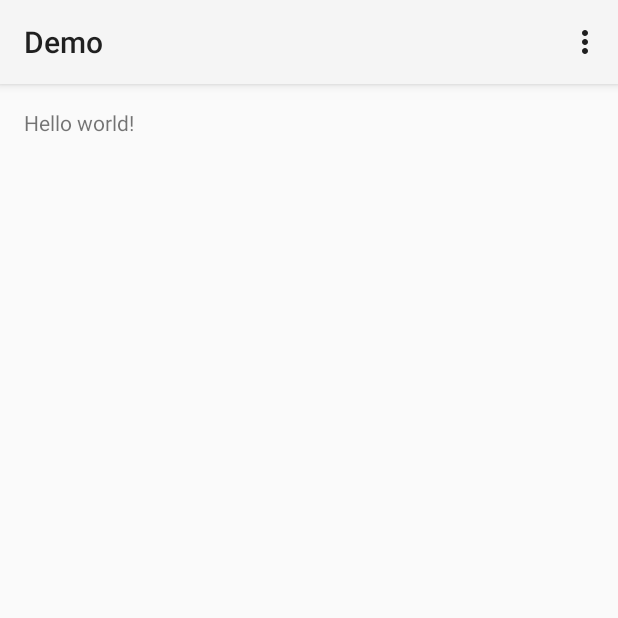
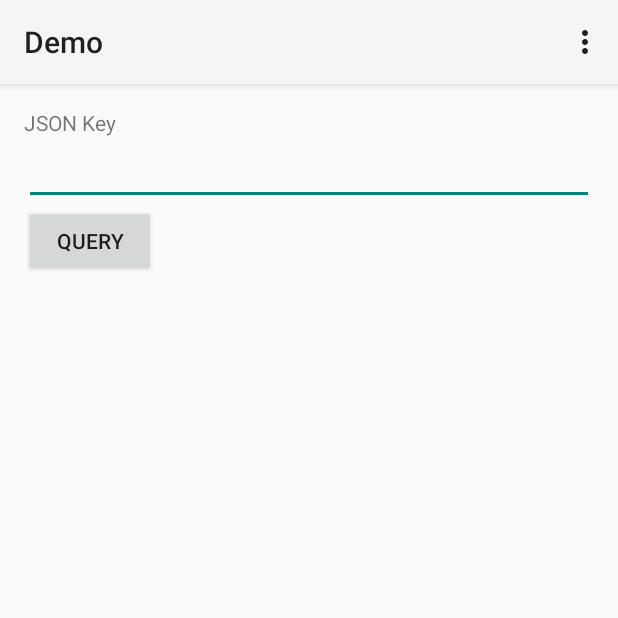
Before and after one commit to okode/robovm-ios-android, an Android app: the screen it shows after launch (MainActivity), on a phone screen of 412 x 824 dp, the top half of it. Run offline under Robolectric (Android 15) with nearby library versions, the phone set to English and light mode, and no system bars.

Commit message:
Implemented Android UI / iOS UI with same Java business logic

```diff
--- a/android/src/main/java/com/okode/demo/MainActivity.java
+++ b/android/src/main/java/com/okode/demo/MainActivity.java
@@ -4,8 +4,12 @@ import android.app.Activity;
 import android.os.Bundle;
 import android.view.Menu;
 import android.view.MenuItem;
+import android.view.View;
+import android.widget.EditText;
+import android.widget.TextView;
 
 import com.okode.demo.common.Common;
+import com.okode.demo.common.Data;
 
 public class MainActivity extends Activity {
 
@@ -30,4 +34,11 @@ public class MainActivity extends Activity {
         }
         return super.onOptionsItemSelected(item);
     }
+
+    public void btnQueryOnClick(View view) {
+        EditText keyView = (EditText) findViewById(R.id.txtKey);
+        TextView valueView = (TextView) findViewById(R.id.txtValue);
+        String value = Common.getValueFromJson(Data.JSON, keyView.getText().toString());
+        valueView.setText(value);
+    }
 }
--- a/android/src/main/res/layout/activity_main.xml
+++ b/android/src/main/res/layout/activity_main.xml
@@ -5,7 +5,25 @@
     android:paddingTop="@dimen/activity_vertical_margin"
     android:paddingBottom="@dimen/activity_vertical_margin" tools:context=".MainActivity">
 
-    <TextView android:text="@string/hello_world" android:layout_width="wrap_content"
-        android:layout_height="wrap_content" />
+    <TextView android:text="@string/json_key" android:layout_width="wrap_content"
+        android:layout_height="wrap_content"
+        android:id="@+id/txtValue" />
+
+    <EditText
+        android:layout_width="wrap_content"
+        android:layout_height="wrap_content"
+        android:id="@+id/txtKey"
+        android:layout_below="@+id/txtValue"
+        android:layout_alignParentStart="true"
+        android:layout_alignParentEnd="true" />
+
+    <Button
+        android:layout_width="wrap_content"
+        android:layout_height="wrap_content"
+        android:text="Query"
+        android:id="@+id/btnQuery"
+        android:layout_below="@+id/txtKey"
+        android:layout_alignParentStart="true"
+        android:onClick="btnQueryOnClick" />
 
 </RelativeLayout>
--- a/android/src/main/res/values/strings.xml
+++ b/android/src/main/res/values/strings.xml
@@ -1,5 +1,5 @@
 <resources>
     <string name="app_name">Demo</string>
-    <string name="hello_world">Hello world!</string>
+    <string name="json_key">JSON Key</string>
     <string name="action_settings">Settings</string>
 </resources>
```
